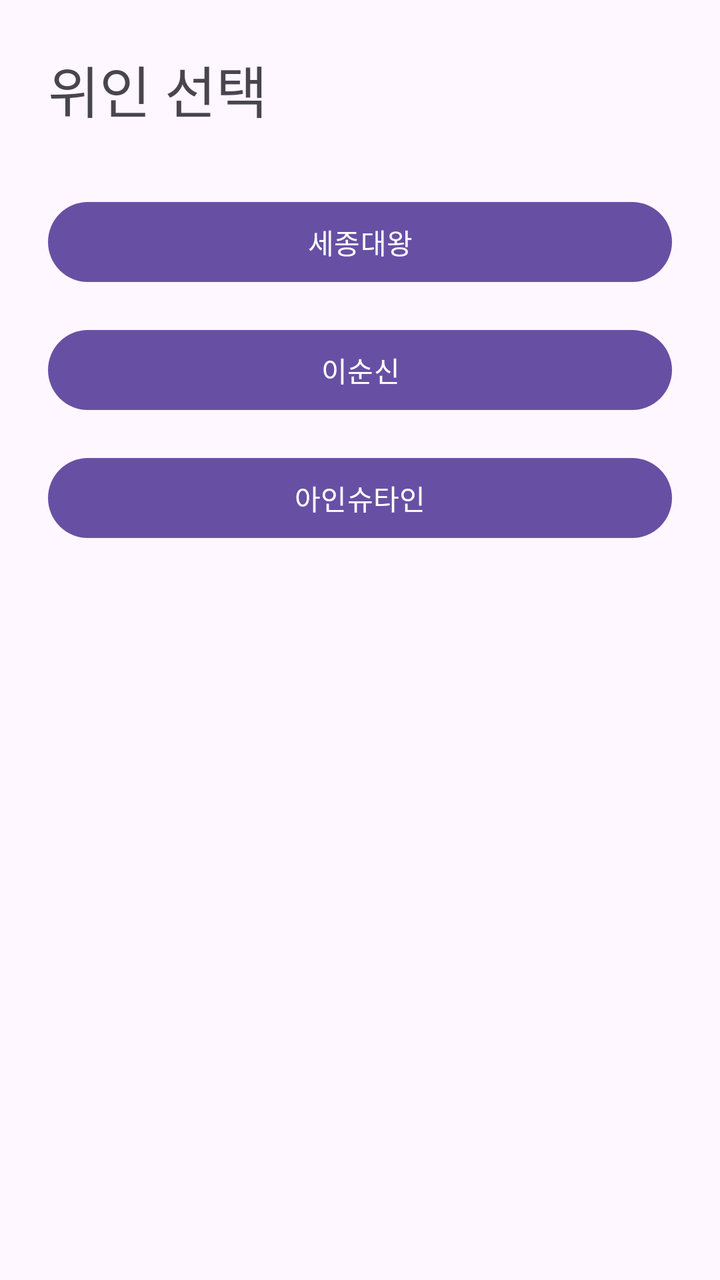
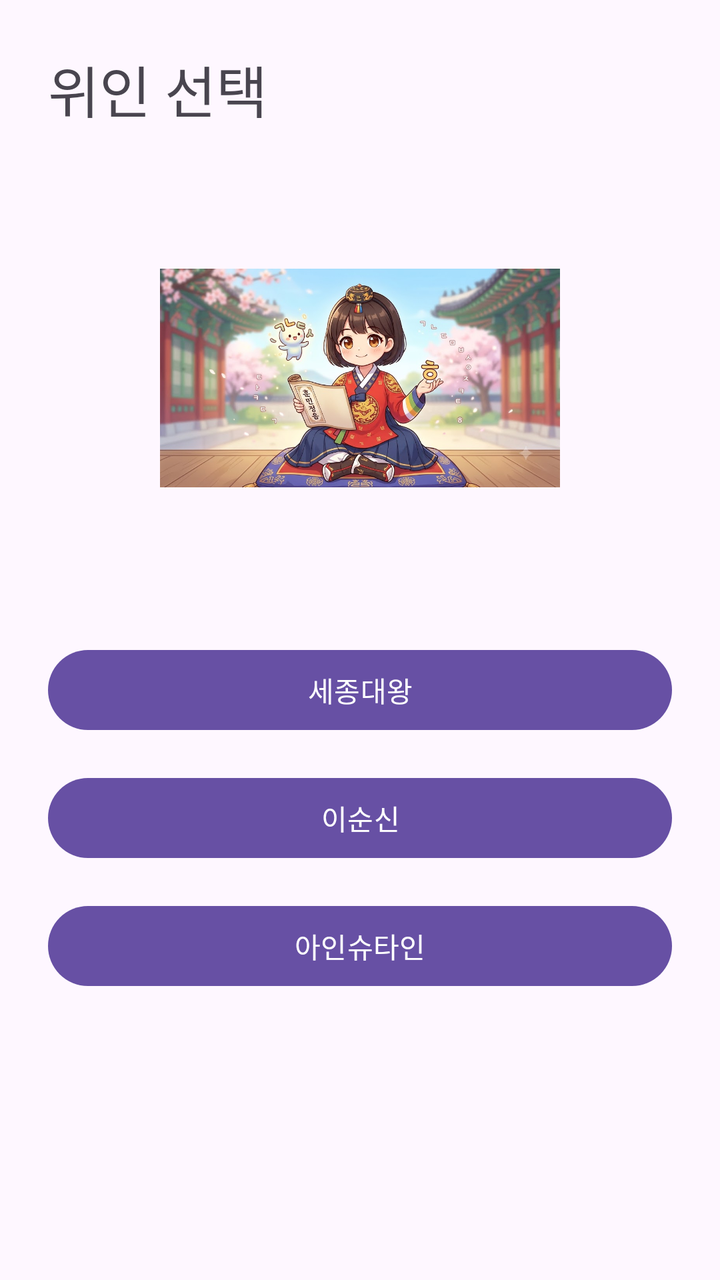

Before-and-after screenshots of an Android layout around one commit, followed by the original layout XML and the change that was made.
<!-- AndroidManifest.xml: application theme Theme.Test -->
<!-- res/layout/activity_character_select.xml -->
<?xml version="1.0" encoding="utf-8"?>
<LinearLayout
    xmlns:android="http://schemas.android.com/apk/res/android"
    android:layout_width="match_parent"
    android:layout_height="match_parent"
    android:orientation="vertical"
    android:padding="24dp">

    <TextView
        android:layout_width="wrap_content"
        android:layout_height="wrap_content"
        android:text="위인 선택"
        android:textSize="28sp" />

    <Button
        android:id="@+id/btnSejong"
        android:layout_width="match_parent"
        android:layout_height="wrap_content"
        android:text="세종대왕"
        android:layout_marginTop="32dp" />

    <Button
        android:id="@+id/btnYiSunSin"
        android:layout_width="match_parent"
        android:layout_height="wrap_content"
        android:text="이순신"
        android:layout_marginTop="16dp" />

    <Button
        android:id="@+id/btnEinstein"
        android:layout_width="match_parent"
        android:layout_height="wrap_content"
        android:text="아인슈타인"
        android:layout_marginTop="16dp" />

</LinearLayout>
<!-- resources referenced by this layout -->
<resources>
  <style name="Theme.Test" parent="Base.Theme.Test" />
  <style name="Base.Theme.Test" parent="Theme.Material3.DayNight.NoActionBar">
          
          
      </style>
</resources>

<!-- the commit's change to res/layout/activity_character_select.xml (unified diff, before → after) -->
@@ -11,6 +11,14 @@
         android:layout_height="wrap_content"
         android:text="위인 선택"
         android:textSize="28sp" />
+    <ImageView
+        android:id="@+id/ivSejongCharacter"
+        android:layout_width="200dp"
+        android:layout_height="200dp"
+        android:src="@drawable/sesong"
+        android:scaleType="fitCenter"
+        android:layout_gravity="center_horizontal"
+        android:layout_marginTop="24dp" />
 
     <Button
         android:id="@+id/btnSejong"
<!-- resource entries referenced after the edit -->
@@ -1,5 +1,6 @@
 <!-- resources referenced by this layout -->
 <resources>
+  <!-- drawable sesong: jpg bitmap (drawable, 112119 bytes) -->
   <style name="Theme.Test" parent="Base.Theme.Test" />
   <style name="Base.Theme.Test" parent="Theme.Material3.DayNight.NoActionBar">
           
